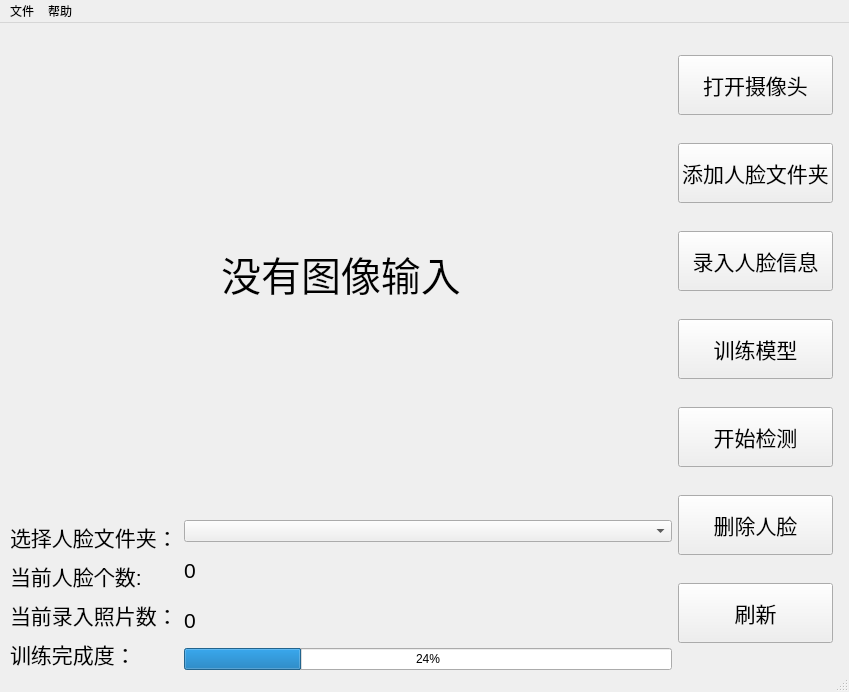
First picture: the form in main_ui.ui, repository akira4O4/PyQt5_Face_Recognition, before the edit.
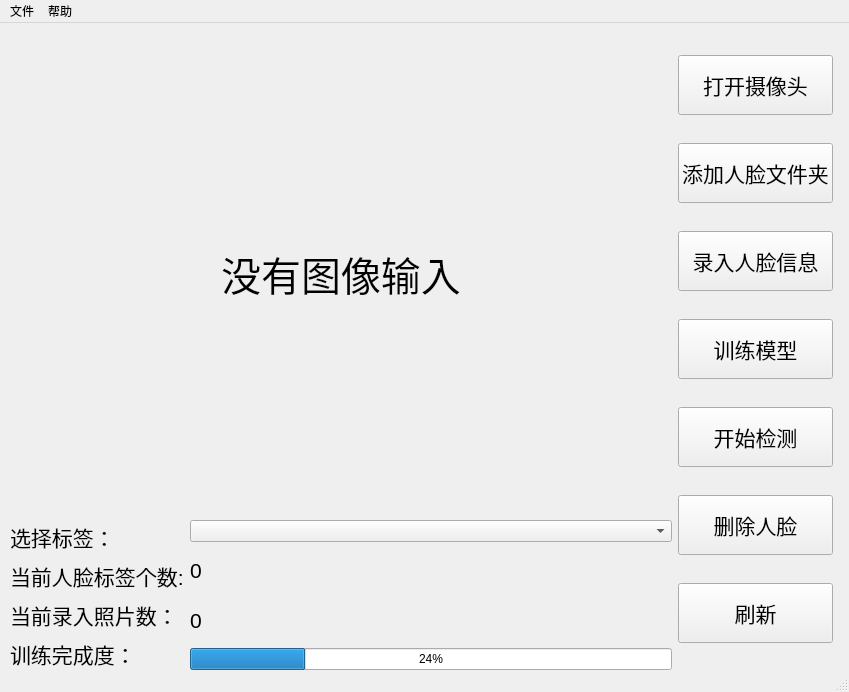
Second picture: the form after the edit.

Diff of the .ui file:
```diff
--- a/main_ui.ui
+++ b/main_ui.ui
@@ -78,7 +78,7 @@
                 </font>
                </property>
                <property name="text">
-                <string>选择人脸文件夹：</string>
+                <string>选择标签：</string>
                </property>
                <property name="alignment">
                 <set>Qt::AlignLeading|Qt::AlignLeft|Qt::AlignVCenter</set>
@@ -93,7 +93,7 @@
                 </font>
                </property>
                <property name="text">
-                <string>当前人脸个数:</string>
+                <string>当前人脸标签个数:</string>
                </property>
                <property name="alignment">
                 <set>Qt::AlignLeading|Qt::AlignLeft|Qt::AlignVCenter</set>
```
Left out of the diff: 2 changed lines with no effect on the pictures.
